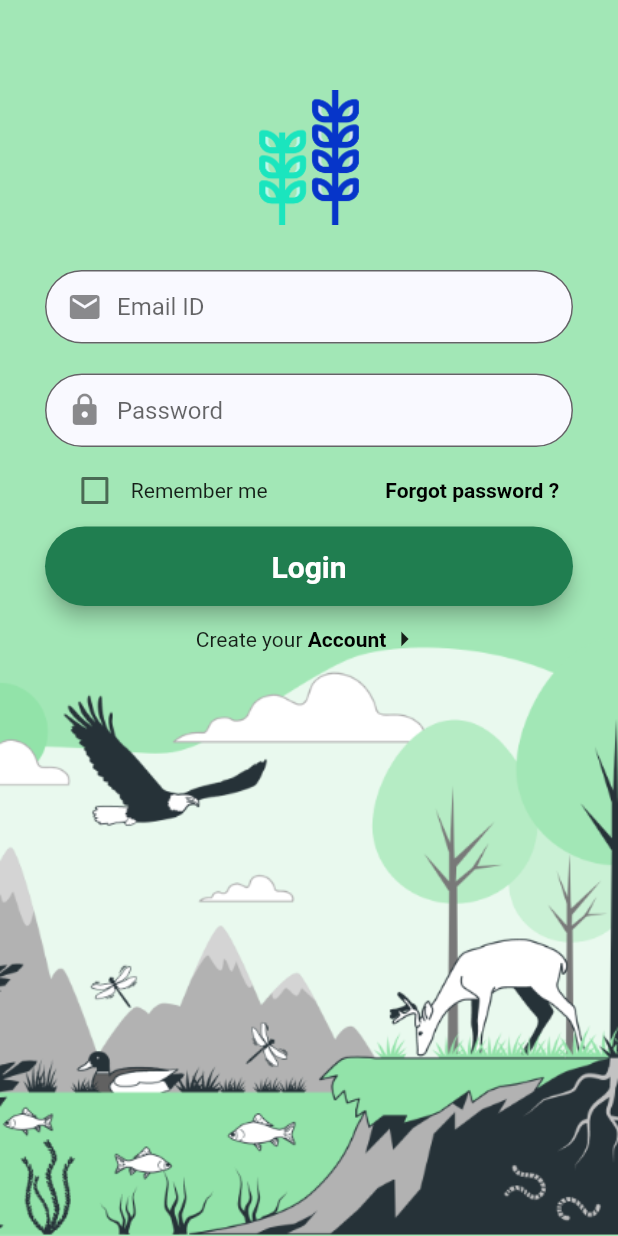
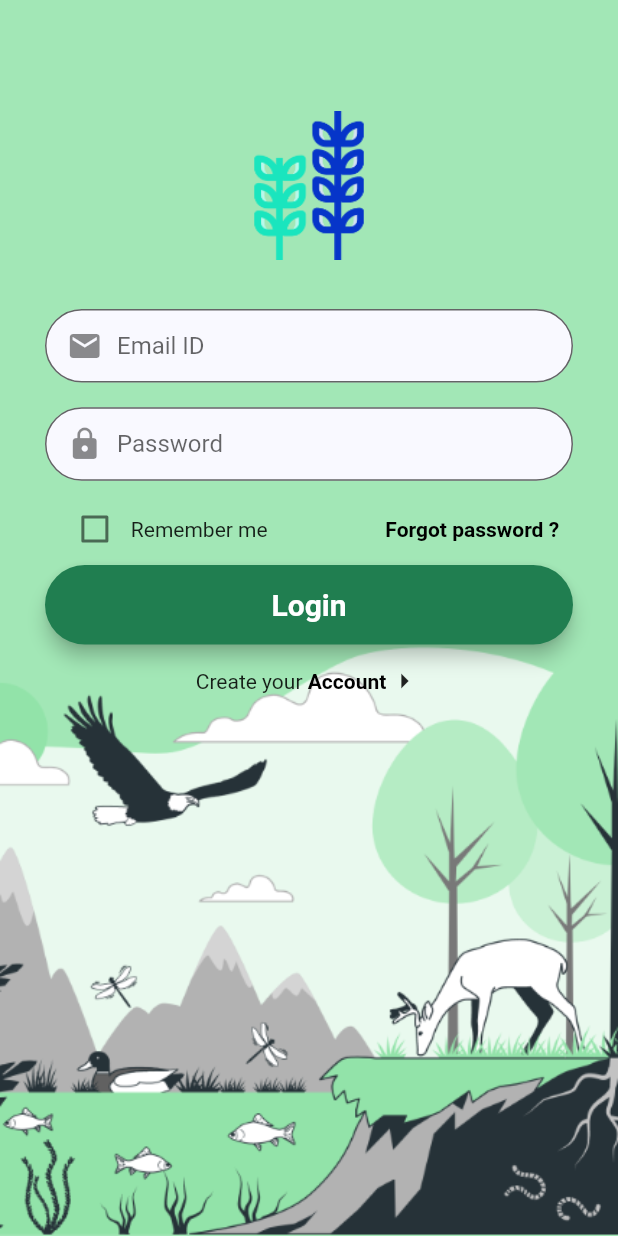
Before and after one commit to fernandoareias/Minerva, a Flutter app: the screen it shows after launch, on a phone screen of 412 x 824 dp. Run offline on Flutter 3.47's test engine with Material 2 defaults, Android fonts, the phone set to English and light mode, and no system bars; Roboto replaces fonts that are missing (Montserrat).

Commit message:
Responsive Layout

```diff
--- a/lib/android/pages/login_page.dart
+++ b/lib/android/pages/login_page.dart
@@ -15,6 +15,11 @@ class _LoginPageState extends State<LoginPage> {
 
   @override
   Widget build(BuildContext context) {
+    // Pega o tamanho e largura da tela do celular
+    var screenSize = MediaQuery.of(context).size;
+    var _height = screenSize.height;
+    var _width = screenSize.width;
+
     return Scaffold(
       resizeToAvoidBottomInset: false,
       backgroundColor: Color(0xFFA2E7B6),
@@ -32,11 +37,11 @@ class _LoginPageState extends State<LoginPage> {
             alignment: Alignment.topCenter,
             child: Padding(
               padding: EdgeInsets.only(
-                top: 60,
+                top: _height * .09,
               ),
               child: Container(
-                width: 90,
-                height: 90,
+                width: _width * .25,
+                height: _height * .12,
                 child: Image(image: AssetImage("assets/login_page/logo.png")),
               ),
             ),
@@ -47,19 +52,19 @@ class _LoginPageState extends State<LoginPage> {
             children: [
               Padding(
                 padding: EdgeInsets.only(
-                  top: 180,
+                  top: _height * .25,
                 ),
               ),
               // Input user email
               inputWidget(
-                bottom: 20.0,
+                bottom: _height * .02,
                 label: "Email ID",
                 icon: Icons.email,
               ),
 
               // Input user password
               inputWidget(
-                bottom: 5.0,
+                bottom: _height * .01,
                 obscureText: true,
                 label: "Password",
                 icon: Icons.lock,
@@ -108,11 +113,11 @@ class _LoginPageState extends State<LoginPage> {
 
               GestureDetector(
                 onTap: () {
-                  // => RegPage()
+                  print(_height);
                 },
                 child: Padding(
                   padding: EdgeInsets.only(
-                    top: 10,
+                    top: _height * .015,
                   ),
                   child: Row(
                     mainAxisAlignment: MainAxisAlignment.center,
```
